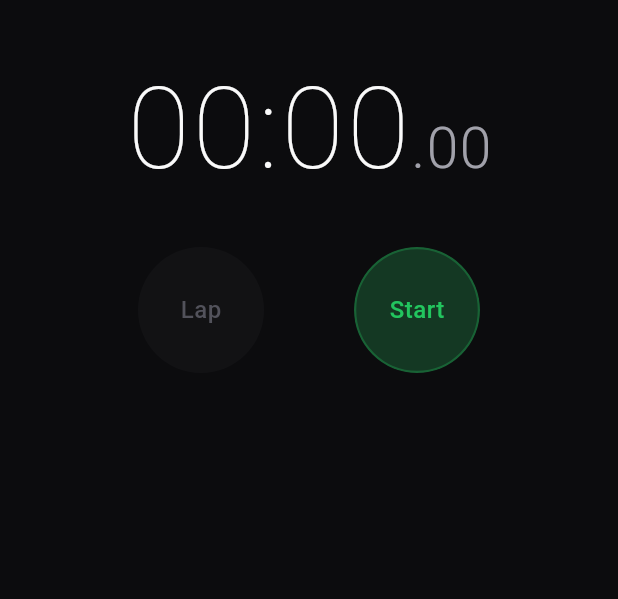
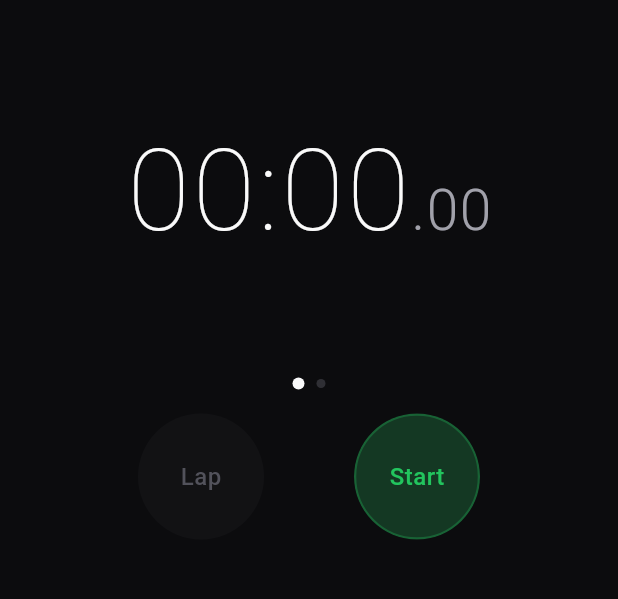
Before and after one commit to cicau-rgb/stopwatch, a Flutter app: the screen it shows after launch, on a phone screen of 412 x 824 dp, the part 59-658 px from its top. Run offline on Flutter 3.47's test engine with Material 3 defaults, Android fonts, the light colour scheme and no system bars; our stand-ins replace analog_clock.

Commit message:
feat(stopwatch): add analog clock view with swipe gesture switching

```diff
--- a/lib/ui/features/stopwatch/views/stopwatch_screen.dart
+++ b/lib/ui/features/stopwatch/views/stopwatch_screen.dart
@@ -1,6 +1,7 @@
 import 'package:flutter/material.dart';
 import 'package:stopwatch_app/core/theme/app_theme.dart';
 import 'package:stopwatch_app/ui/features/stopwatch/view_models/stopwatch_view_model.dart';
+import 'widgets/analog_display.dart';
 import 'widgets/digital_display.dart';
 import 'widgets/lap_list_view.dart';
 import 'widgets/stopwatch_controls.dart';
@@ -19,11 +20,14 @@ class StopwatchScreen extends StatefulWidget {
 
 class _StopwatchScreenState extends State<StopwatchScreen> {
   late final StopwatchViewModel _viewModel;
+  late final PageController _pageController;
   bool _ownsViewModel = false;
+  int _currentPage = 0;
 
   @override
   void initState() {
     super.initState();
+    _pageController = PageController();
     if (widget.viewModel != null) {
       _viewModel = widget.viewModel!;
     } else {
@@ -34,6 +38,7 @@ class _StopwatchScreenState extends State<StopwatchScreen> {
 
   @override
   void dispose() {
+    _pageController.dispose();
     if (_ownsViewModel) {
       _viewModel.dispose();
     }
@@ -48,6 +53,10 @@ class _StopwatchScreenState extends State<StopwatchScreen> {
         child: ListenableBuilder(
           listenable: _viewModel,
           builder: (context, _) {
+            final secondHandColor = _viewModel.isPaused
+                ? AppTheme.pauseAccent
+                : AppTheme.startAccent;
+
             return Column(
               children: [
                 const Padding(
@@ -62,12 +71,50 @@ class _StopwatchScreenState extends State<StopwatchScreen> {
                     ),
                   ),
                 ),
+                SizedBox(
+                  height: 240.0,
+                  child: PageView(
+                    controller: _pageController,
+                    onPageChanged: (index) {
+                      setState(() {
+                        _currentPage = index;
+                      });
+                    },
+                    children: [
+                      Center(
+                        child: DigitalDisplay(
+                          minutes: _viewModel.formattedMinutes,
+                          seconds: _viewModel.formattedSeconds,
+                          hundredths: _viewModel.formattedHundredths,
+                        ),
+                      ),
+                      Center(
+                        child: AnalogDisplay(
+                          elapsed: _viewModel.elapsed,
+                          secondHandColor: secondHandColor,
+                        ),
+                      ),
+                    ],
+                  ),
+                ),
                 Padding(
-                  padding: const EdgeInsets.symmetric(vertical: 24.0),
-                  child: DigitalDisplay(
-                    minutes: _viewModel.formattedMinutes,
-                    seconds: _viewModel.formattedSeconds,
-                    hundredths: _viewModel.formattedHundredths,
+                  padding: const EdgeInsets.only(top: 4.0, bottom: 16.0),
+                  child: Row(
+                    mainAxisAlignment: MainAxisAlignment.center,
+                    children: List.generate(2, (index) {
+                      final isSelected = _currentPage == index;
+                      return Container(
+                        margin: const EdgeInsets.symmetric(horizontal: 4.0),
+                        width: isSelected ? 8.0 : 6.0,
+                        height: isSelected ? 8.0 : 6.0,
+                        decoration: BoxDecoration(
+                          shape: BoxShape.circle,
+                          color: isSelected
+                              ? AppTheme.textPrimary
+                              : AppTheme.textMuted.withValues(alpha: 0.5),
+                        ),
+                      );
+                    }),
                   ),
                 ),
                 Padding(
--- a/pubspec.yaml
+++ b/pubspec.yaml
@@ -9,6 +9,7 @@ environment:
 dependencies:
   flutter:
     sdk: flutter
+  analog_clock: ^0.1.0
 
 dev_dependencies:
   flutter_test:
```
Also changed, not shown: lib/ui/features/stopwatch/views/widgets/analog_display.dart (added, +57 -0 lines), pubspec.lock.
